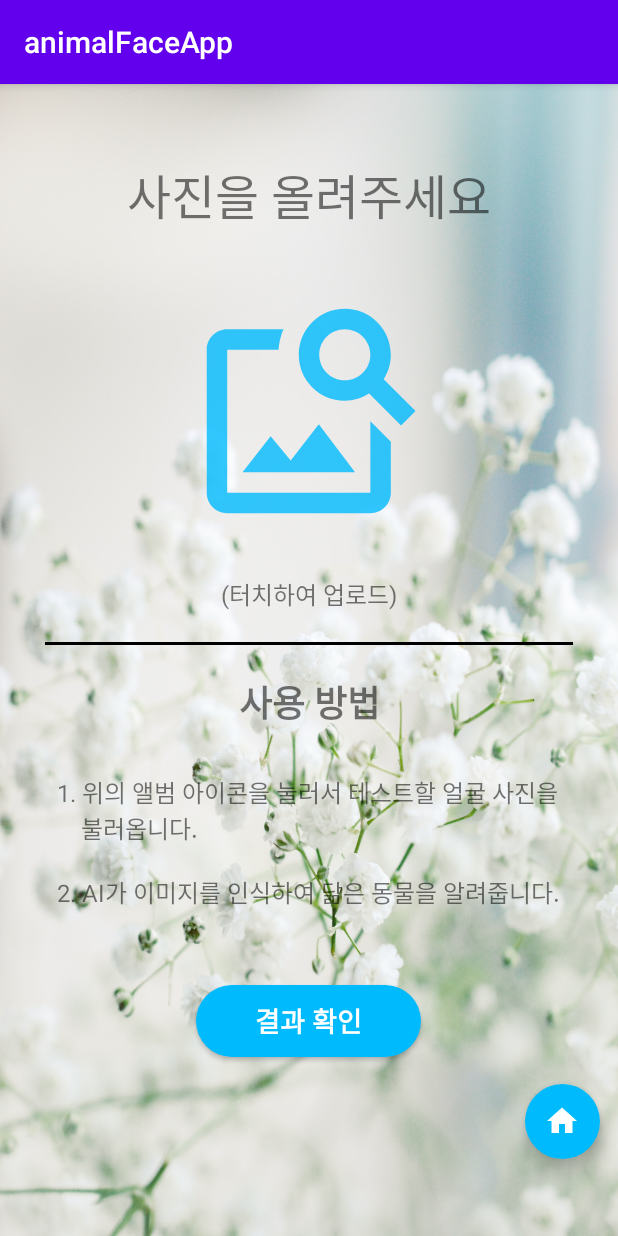
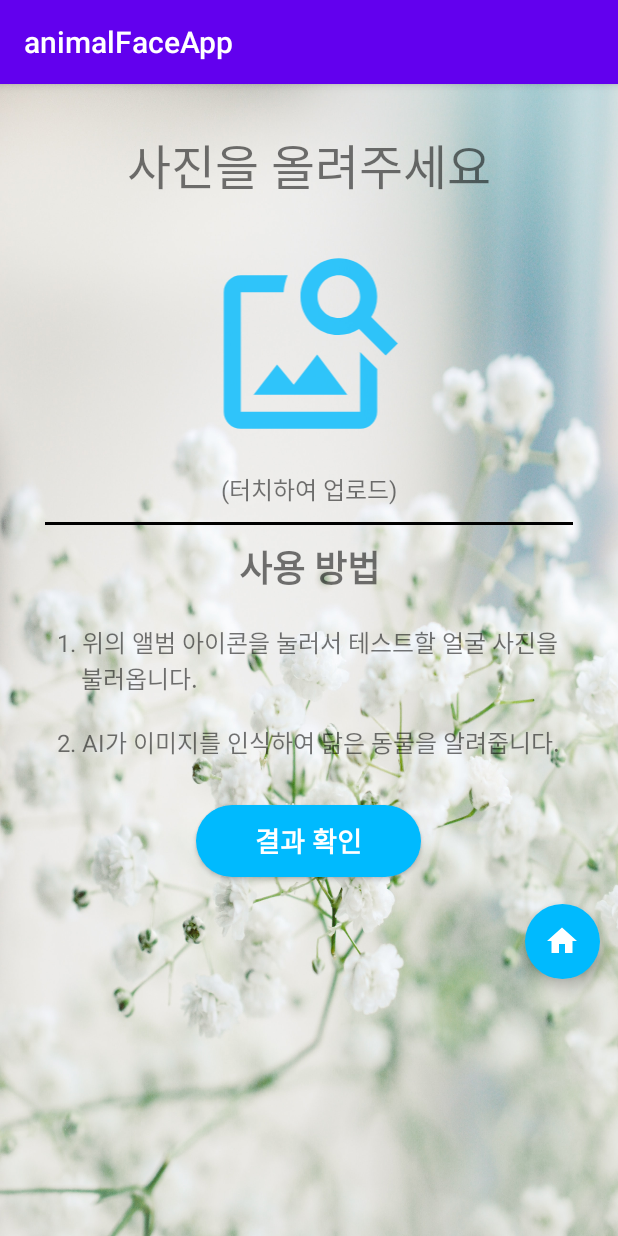
Before and after one commit to welwitschias/AnimalFaceApp, an Android app: the InputActivity screen opened directly, with no data from a screen before it, on a phone screen of 412 x 824 dp. Run offline under Robolectric (Android 15) with nearby library versions, the phone set to English and light mode, and no system bars; libraries missing offline, so code that uses them is left out: com.gun0912.tedpermission; 1 statement that could not run was skipped.

Commit message:
update layout

```diff
--- a/app/src/main/java/com/example/animalfaceapp/ClassifierWithModel.kt
+++ b/app/src/main/java/com/example/animalfaceapp/ClassifierWithModel.kt
@@ -102,6 +102,6 @@ class ClassifierWithModel(var context: Context) {
 
     companion object {
         private const val MODEL_NAME = "converted_model_animalface.tflite"
-        private const val LABEL_FILE = "labels_animalface.txt"
+        private const val LABEL_FILE = "labels.txt"
     }
 }
--- a/app/src/main/java/com/example/animalfaceapp/InputActivity.kt
+++ b/app/src/main/java/com/example/animalfaceapp/InputActivity.kt
@@ -115,7 +115,7 @@ class InputActivity : AppCompatActivity() {
         TedPermission.create()
             .setPermissionListener(object : PermissionListener {
                 override fun onPermissionGranted() {
-                    Toast.makeText(this@InputActivity, "완료", Toast.LENGTH_SHORT).show()
+//                    Toast.makeText(this@InputActivity, "완료", Toast.LENGTH_SHORT).show()
                 }
 
                 override fun onPermissionDenied(deniedPermissions: List<String>) {
--- a/app/src/main/res/layout/activity_input.xml
+++ b/app/src/main/res/layout/activity_input.xml
@@ -12,22 +12,22 @@
     <TextView
         android:layout_width="wrap_content"
         android:layout_height="wrap_content"
-        android:layout_marginTop="50dp"
+        android:layout_marginTop="30dp"
         android:text="사진을 올려주세요"
         android:textSize="32sp" />
 
     <ImageView
         android:id="@+id/select_img"
         android:layout_width="match_parent"
-        android:layout_height="180dp"
-        android:layout_marginTop="30dp"
+        android:layout_height="150dp"
+        android:layout_marginTop="20dp"
         app:srcCompat="@drawable/ic_image_search" />
 
     <TextView
         android:id="@+id/textView3"
         android:layout_width="match_parent"
         android:layout_height="wrap_content"
-        android:layout_marginVertical="20dp"
+        android:layout_marginVertical="10dp"
         android:text="(터치하여 업로드)"
         android:textAlignment="center"
         android:textSize="16sp" />
@@ -42,7 +42,7 @@
         android:id="@+id/textView4"
         android:layout_width="match_parent"
         android:layout_height="wrap_content"
-        android:layout_marginTop="20dp"
+        android:layout_marginTop="10dp"
         android:text="사용 방법"
         android:textAlignment="center"
         android:textSize="24sp"
@@ -52,7 +52,7 @@
         android:id="@+id/textView5"
         android:layout_width="wrap_content"
         android:layout_height="wrap_content"
-        android:layout_margin="30dp"
+        android:layout_margin="20dp"
         android:text="1. 위의 앨범 아이콘을 눌러서 테스트할 얼굴 사진을\n    불러옵니다.\n\n2. AI가 이미지를 인식하여 닮은 동물을 알려줍니다."
         android:textAlignment="textStart"
         android:textSize="16sp" />
@@ -67,7 +67,7 @@
             android:layout_width="150dp"
             android:layout_height="wrap_content"
             android:layout_gravity="center"
-            android:layout_marginTop="20dp"
+            android:layout_marginTop="10dp"
             android:background="@drawable/solid_button"
             android:gravity="center"
             android:text="결과 확인"
--- a/app/src/main/res/layout/activity_main.xml
+++ b/app/src/main/res/layout/activity_main.xml
@@ -20,7 +20,7 @@
         android:id="@+id/textView"
         android:layout_width="wrap_content"
         android:layout_height="wrap_content"
-        android:layout_marginTop="100dp"
+        android:layout_marginTop="60dp"
         android:text="나랑 닮은\n동물은\n무엇일까?"
         android:textAlignment="center"
         android:textColor="#B3000000"
@@ -35,7 +35,7 @@
         android:layout_width="wrap_content"
         android:layout_height="wrap_content"
         android:layout_marginTop="360dp"
-        android:layout_marginBottom="144dp"
+        android:layout_marginBottom="60dp"
         android:text="나는 무슨 동물과 닮았을까\n생각해 보신 적 있나요?\n지금 당장 테스트 해보세요.\n저희가 판별해 드립니다!"
         android:textAlignment="center"
         android:textColor="#D84315"
@@ -49,7 +49,7 @@
         android:id="@+id/start_btn"
         android:layout_width="150dp"
         android:layout_height="wrap_content"
-        android:layout_marginBottom="60dp"
+        android:layout_marginBottom="150dp"
         android:background="@drawable/solid_button"
         android:text="시작하기"
         android:textAlignment="center"
```
Also changed, not shown: app/src/main/res/layout/activity_result.xml (+5 -5 lines).
